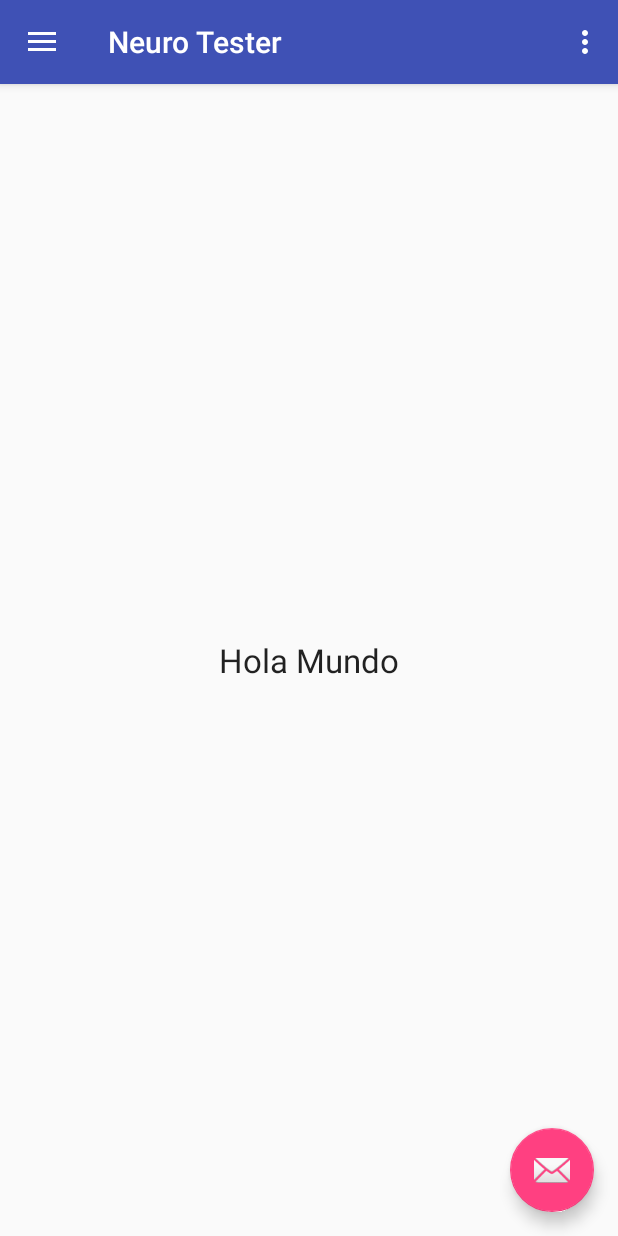
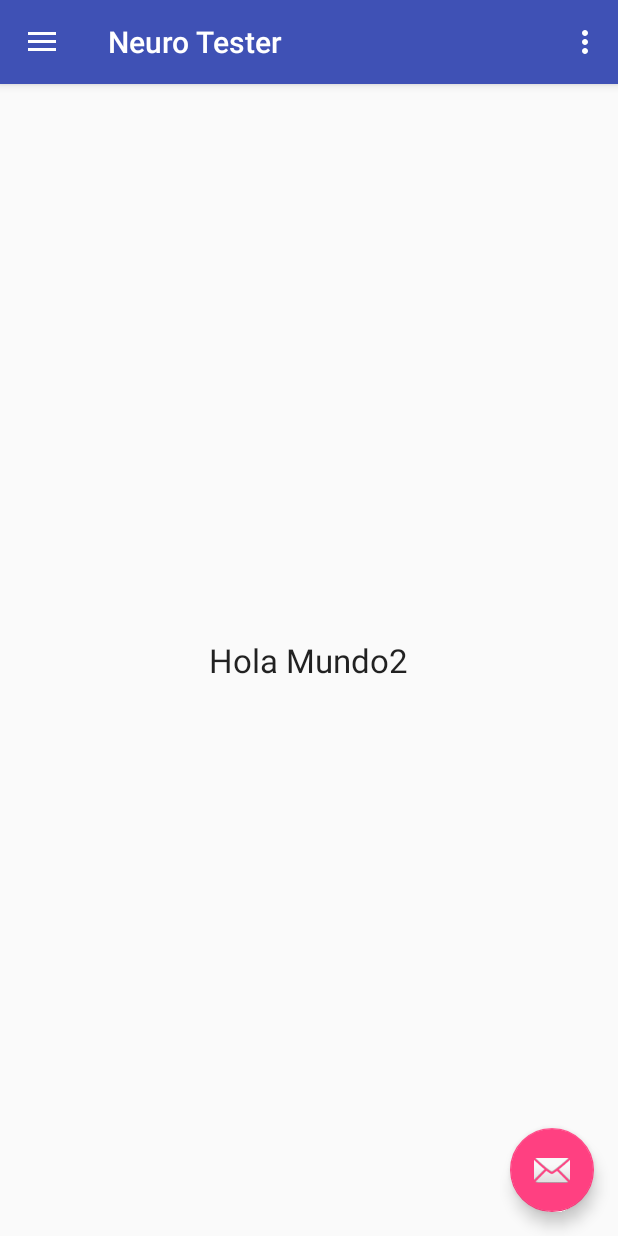
Before and after one commit to tbchk/NeuroTester, an Android app: the fragment ConfigFragment placed in its activity, on a phone screen of 412 x 824 dp. Run offline under Robolectric (Android 15) with nearby library versions, the phone set to English and light mode, and no system bars.

Commit message:
Cambie main_fragment_config.xml

```diff
--- a/app/src/main/res/layout/main_fragment_config.xml
+++ b/app/src/main/res/layout/main_fragment_config.xml
@@ -6,7 +6,7 @@
         android:layout_width="wrap_content"
         android:layout_height="wrap_content"
         android:textAppearance="?android:attr/textAppearanceLarge"
-        android:text="Hola Mundo"
+        android:text="Hola Mundo2"
         android:id="@+id/textView3"
         android:layout_gravity="center" />
 </FrameLayout>
```
